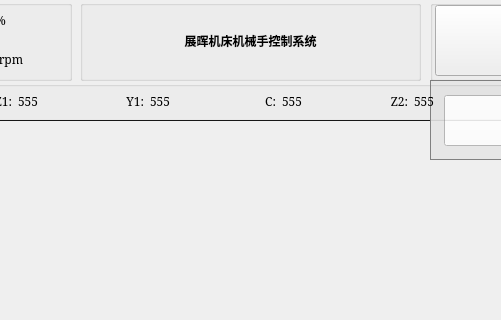
Qt form mainwindow.ui (Jade-yun/MachineTool) before a commit; both pictures show x 250 to 751 and y 0 to 320 of the 1024 by 768 pixel window.
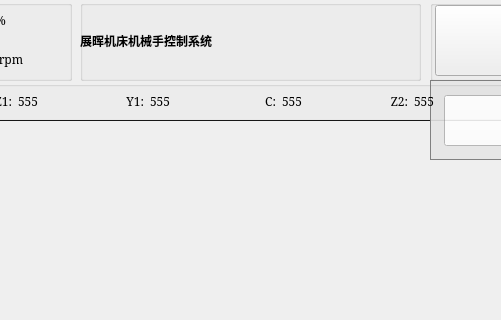
The same form after that commit. Icons and pictures are not drawn. Custom widgets are drawn as their Qt base class.

```diff
--- a/mainwindow.ui
+++ b/mainwindow.ui
@@ -1100,7 +1100,7 @@
       <string>展晖机床机械手控制系统</string>
      </property>
      <property name="alignment">
-      <set>Qt::AlignCenter</set>
+      <set>Qt::AlignLeading|Qt::AlignLeft|Qt::AlignVCenter</set>
      </property>
     </widget>
    </widget>
```
Left out of the diff: 6 changed lines with no effect on the pictures.
